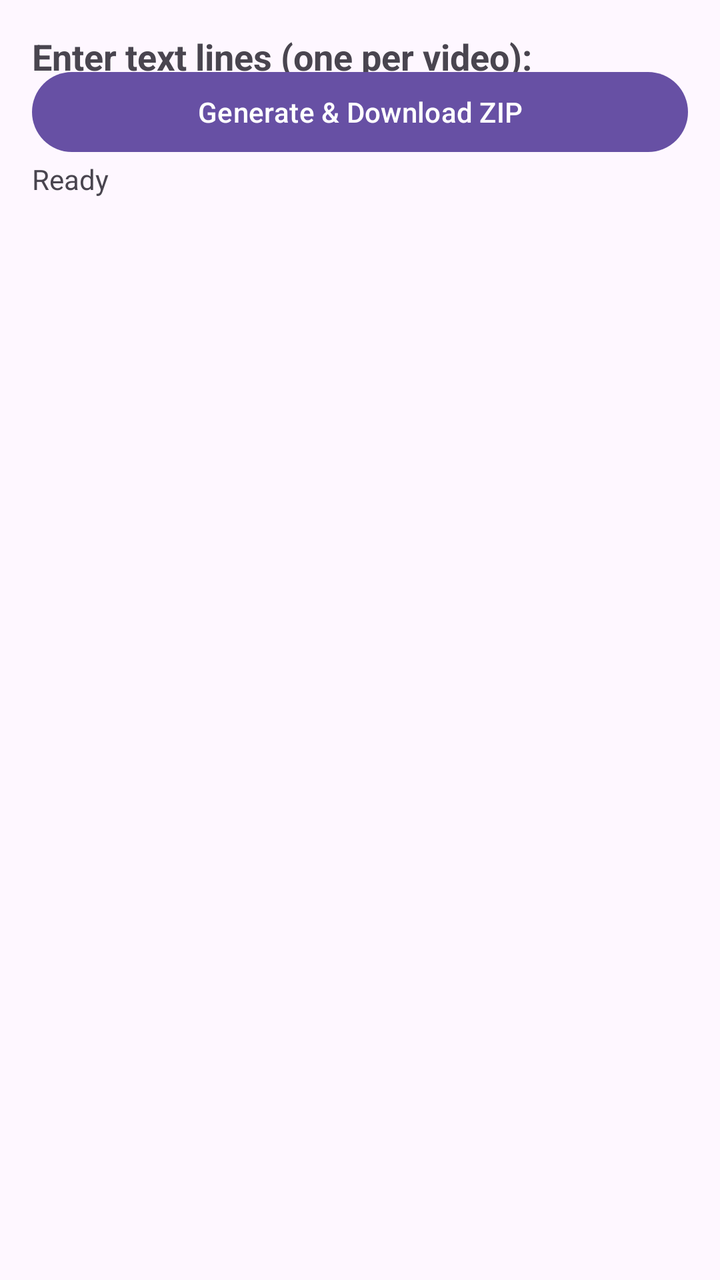
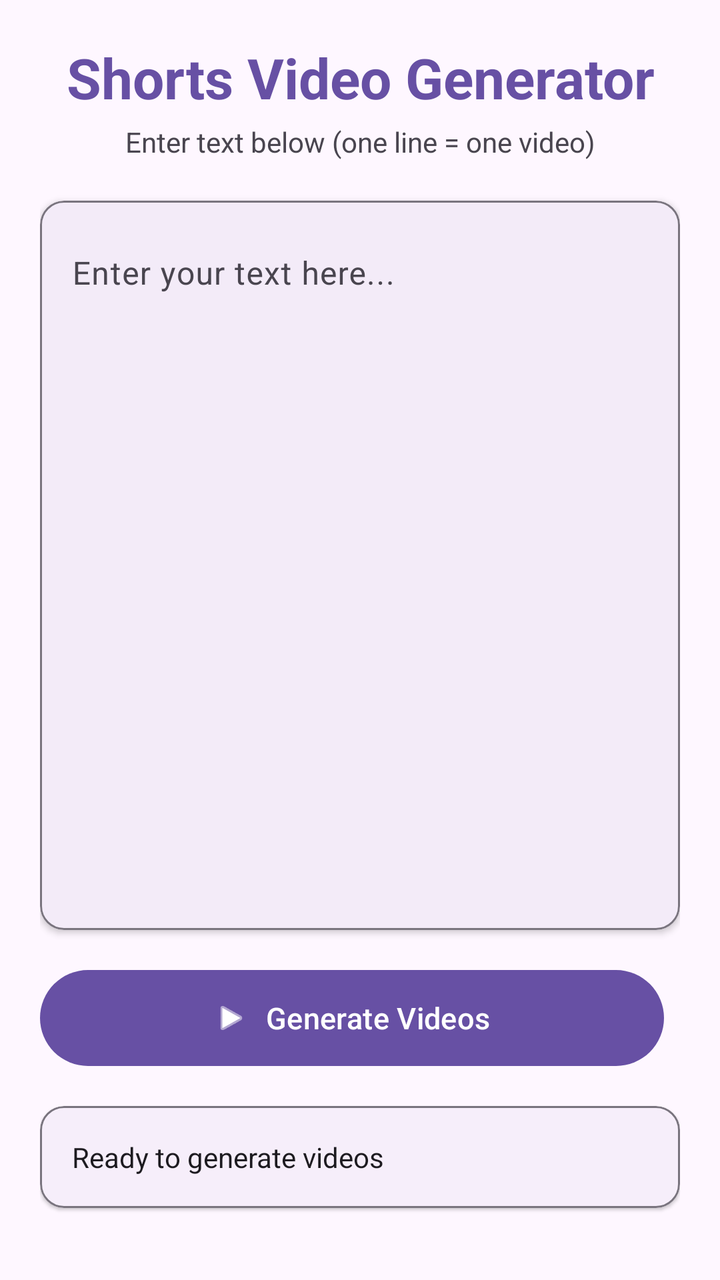

Two renders of the same Android screen: before a commit and after it. Below are the layout's source before the change and the commit's diff.
<!-- AndroidManifest.xml: application theme Theme.ShortsVideoGenerator -->
<!-- res/layout/activity_main.xml -->
<?xml version="1.0" encoding="utf-8"?>

<androidx.constraintlayout.widget.ConstraintLayout xmlns:android="http://schemas.android.com/apk/res/android"
    xmlns:app="http://schemas.android.com/apk/res-auto"
    android:layout_width="match_parent"
    android:layout_height="match_parent"
    android:padding="16dp">

    <TextView
        android:id="@+id/titleText"
        android:layout_width="0dp"
        android:layout_height="wrap_content"
        android:text="Enter text lines (one per video):"
        android:textSize="18sp"
        android:textStyle="bold"
        app:layout_constraintEnd_toEndOf="parent"
        app:layout_constraintStart_toStartOf="parent"
        app:layout_constraintTop_toTopOf="parent" />

    <EditText
        android:id="@+id/textInput"
        android:layout_width="0dp"
        android:layout_height="0dp"
        android:layout_marginTop="8dp"
        android:layout_marginBottom="16dp"
        android:background="@android:drawable/edit_text"
        android:gravity="top|start"
        android:hint="Line 1&#10;Line 2&#10;Line 3"
        android:inputType="textMultiLine"
        android:padding="12dp"
        app:layout_constraintBottom_toTopOf="@+id/generateButton"
        app:layout_constraintEnd_toEndOf="parent"
        app:layout_constraintStart_toStartOf="parent"
        app:layout_constraintTop_toBottomOf="@+id/titleText" />

    <Button
        android:id="@+id/generateButton"
        android:layout_width="0dp"
        android:layout_height="wrap_content"
        android:text="Generate &amp; Download ZIP"
        app:layout_constraintBottom_toTopOf="@+id/statusText"
        app:layout_constraintEnd_toEndOf="parent"
        app:layout_constraintStart_toStartOf="parent" />

    <ProgressBar
        android:id="@+id/progressBar"
        style="?android:attr/progressBarStyleHorizontal"
        android:layout_width="0dp"
        android:layout_height="wrap_content"
        android:layout_marginTop="8dp"
        android:visibility="gone"
        app:layout_constraintEnd_toEndOf="parent"
        app:layout_constraintStart_toStartOf="parent"
        app:layout_constraintTop_toBottomOf="@+id/generateButton" />

    <TextView
        android:id="@+id/statusText"
        android:layout_width="0dp"
        android:layout_height="wrap_content"
        android:layout_marginTop="8dp"
        android:text="Ready"
        android:textColor="?android:attr/textColorSecondary"
        app:layout_constraintEnd_toEndOf="parent"
        app:layout_constraintStart_toStartOf="parent"
        app:layout_constraintTop_toBottomOf="@+id/progressBar" />

    <Button
        android:id="@+id/downloadZipButton"
        android:layout_width="0dp"
        android:layout_height="wrap_content"
        android:layout_marginTop="16dp"
        android:text="Download ZIP to Videos Folder"
        android:visibility="gone"
        app:layout_constraintEnd_toEndOf="parent"
        app:layout_constraintStart_toStartOf="parent"
        app:layout_constraintTop_toBottomOf="@+id/statusText" />

</androidx.constraintlayout.widget.ConstraintLayout>
<!-- resources referenced by this layout -->
<resources>
  <style name="Theme.ShortsVideoGenerator" parent="Theme.Material3.DayNight.NoActionBar">
          <item name="android:statusBarColor">?attr/colorPrimaryVariant</item>
      </style>
</resources>

<!-- the commit's change to res/layout/activity_main.xml (unified diff, before → after) -->
@@ -4,75 +4,151 @@
     xmlns:app="http://schemas.android.com/apk/res-auto"
     android:layout_width="match_parent"
     android:layout_height="match_parent"
-    android:padding="16dp">
+    android:background="?android:attr/colorBackground"
+    android:padding="20dp">
 
+    
     <TextView
         android:id="@+id/titleText"
         android:layout_width="0dp"
         android:layout_height="wrap_content"
-        android:text="Enter text lines (one per video):"
-        android:textSize="18sp"
+        android:text="Shorts Video Generator"
+        android:textSize="28sp"
         android:textStyle="bold"
+        android:textColor="?attr/colorPrimary"
+        android:gravity="center"
         app:layout_constraintEnd_toEndOf="parent"
         app:layout_constraintStart_toStartOf="parent"
         app:layout_constraintTop_toTopOf="parent" />
 
-    <EditText
-        android:id="@+id/textInput"
+    <TextView
+        android:id="@+id/subtitleText"
         android:layout_width="0dp"
-        android:layout_height="0dp"
-        android:layout_marginTop="8dp"
-        android:layout_marginBottom="16dp"
-        android:background="@android:drawable/edit_text"
-        android:gravity="top|start"
-        android:hint="Line 1&#10;Line 2&#10;Line 3"
-        android:inputType="textMultiLine"
-        android:padding="12dp"
-        app:layout_constraintBottom_toTopOf="@+id/generateButton"
+        android:layout_height="wrap_content"
+        android:layout_marginTop="4dp"
+        android:text="Enter text below (one line = one video)"
+        android:textSize="14sp"
+        android:textColor="?android:attr/textColorSecondary"
+        android:gravity="center"
         app:layout_constraintEnd_toEndOf="parent"
         app:layout_constraintStart_toStartOf="parent"
         app:layout_constraintTop_toBottomOf="@+id/titleText" />
 
-    <Button
-        android:id="@+id/generateButton"
+    
+    <com.google.android.material.card.MaterialCardView
+        android:id="@+id/textInputCard"
+        android:layout_width="0dp"
+        android:layout_height="0dp"
+        android:layout_marginTop="20dp"
+        android:layout_marginBottom="16dp"
+        app:cardCornerRadius="12dp"
+        app:cardElevation="2dp"
+        app:strokeWidth="1dp"
+        app:strokeColor="?attr/colorOutline"
+        app:layout_constraintBottom_toTopOf="@+id/buttonContainer"
+        app:layout_constraintEnd_toEndOf="parent"
+        app:layout_constraintStart_toStartOf="parent"
+        app:layout_constraintTop_toBottomOf="@+id/subtitleText">
+
+        <com.google.android.material.textfield.TextInputLayout
+            android:layout_width="match_parent"
+            android:layout_height="match_parent"
+            android:hint="Enter your text here..."
+            app:boxBackgroundMode="none"
+            app:hintEnabled="true">
+
+            <com.google.android.material.textfield.TextInputEditText
+                android:id="@+id/textInput"
+                android:layout_width="match_parent"
+                android:layout_height="match_parent"
+                android:gravity="top|start"
+                android:inputType="textMultiLine"
+                android:padding="16dp"
+                android:textSize="16sp" />
+
+        </com.google.android.material.textfield.TextInputLayout>
+
+    </com.google.android.material.card.MaterialCardView>
+
+    
+    <LinearLayout
+        android:id="@+id/buttonContainer"
         android:layout_width="0dp"
         android:layout_height="wrap_content"
-        android:text="Generate &amp; Download ZIP"
-        app:layout_constraintBottom_toTopOf="@+id/statusText"
+        android:orientation="horizontal"
+        android:layout_marginBottom="16dp"
+        app:layout_constraintBottom_toTopOf="@+id/statusCard"
         app:layout_constraintEnd_toEndOf="parent"
-        app:layout_constraintStart_toStartOf="parent" />
+        app:layout_constraintStart_toStartOf="parent">
 
+        <com.google.android.material.button.MaterialButton
+            android:id="@+id/generateButton"
+            android:layout_width="0dp"
+            android:layout_height="56dp"
+            android:layout_weight="1"
+            android:layout_marginEnd="8dp"
+            android:text="Generate Videos"
+            android:textSize="15sp"
+            app:icon="@android:drawable/ic_media_play"
+            app:iconGravity="textStart" />
+
+        <com.google.android.material.button.MaterialButton
+            android:id="@+id/downloadZipButton"
+            android:layout_width="0dp"
+            android:layout_height="56dp"
+            android:layout_weight="1"
+            android:layout_marginStart="8dp"
+            android:text="Download ZIP"
+            android:textSize="15sp"
+            android:visibility="gone"
+            app:icon="@android:drawable/stat_sys_download"
+            app:iconGravity="textStart"
+            style="@style/Widget.Material3.Button.TonalButton" />
+
+    </LinearLayout>
+
+    
+    <com.google.android.material.card.MaterialCardView
+        android:id="@+id/statusCard"
+        android:layout_width="0dp"
+        android:layout_height="wrap_content"
+        android:layout_marginBottom="16dp"
+        app:cardCornerRadius="12dp"
+        app:cardElevation="1dp"
+        app:strokeWidth="1dp"
+        app:strokeColor="?attr/colorOutline"
+        app:layout_constraintBottom_toTopOf="@+id/progressBar"
+        app:layout_constraintEnd_toEndOf="parent"
+        app:layout_constraintStart_toStartOf="parent">
+
+        <LinearLayout
+            android:layout_width="match_parent"
+            android:layout_height="wrap_content"
+            android:orientation="vertical"
+            android:padding="16dp">
+
+            <TextView
+                android:id="@+id/statusText"
+                android:layout_width="match_parent"
+                android:layout_height="wrap_content"
+                android:text="Ready to generate videos"
+                android:textSize="14sp"
+                android:textColor="?android:attr/textColorPrimary"
+                android:drawablePadding="8dp" />
+
+        </LinearLayout>
+
+    </com.google.android.material.card.MaterialCardView>
+
+    
     <ProgressBar
         android:id="@+id/progressBar"
         style="?android:attr/progressBarStyleHorizontal"
         android:layout_width="0dp"
         android:layout_height="wrap_content"
-        android:layout_marginTop="8dp"
         android:visibility="gone"
+        app:layout_constraintBottom_toBottomOf="parent"
         app:layout_constraintEnd_toEndOf="parent"
-        app:layout_constraintStart_toStartOf="parent"
-        app:layout_constraintTop_toBottomOf="@+id/generateButton" />
-
-    <TextView
-        android:id="@+id/statusText"
-        android:layout_width="0dp"
-        android:layout_height="wrap_content"
-        android:layout_marginTop="8dp"
-        android:text="Ready"
-        android:textColor="?android:attr/textColorSecondary"
-        app:layout_constraintEnd_toEndOf="parent"
-        app:layout_constraintStart_toStartOf="parent"
-        app:layout_constraintTop_toBottomOf="@+id/progressBar" />
-
-    <Button
-        android:id="@+id/downloadZipButton"
-        android:layout_width="0dp"
-        android:layout_height="wrap_content"
-        android:layout_marginTop="16dp"
-        android:text="Download ZIP to Videos Folder"
-        android:visibility="gone"
-        app:layout_constraintEnd_toEndOf="parent"
-        app:layout_constraintStart_toStartOf="parent"
-        app:layout_constraintTop_toBottomOf="@+id/statusText" />
+        app:layout_constraintStart_toStartOf="parent" />
 
 </androidx.constraintlayout.widget.ConstraintLayout>
